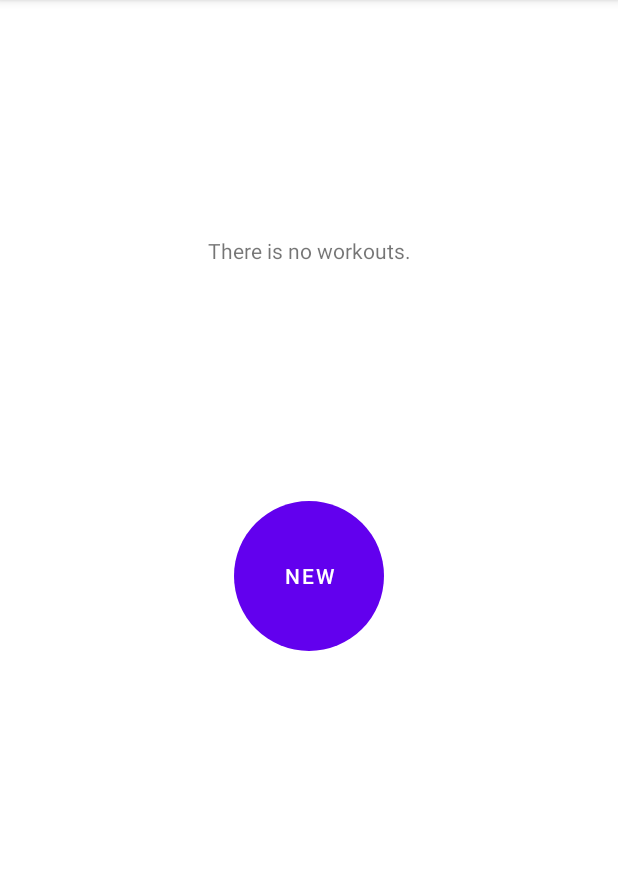
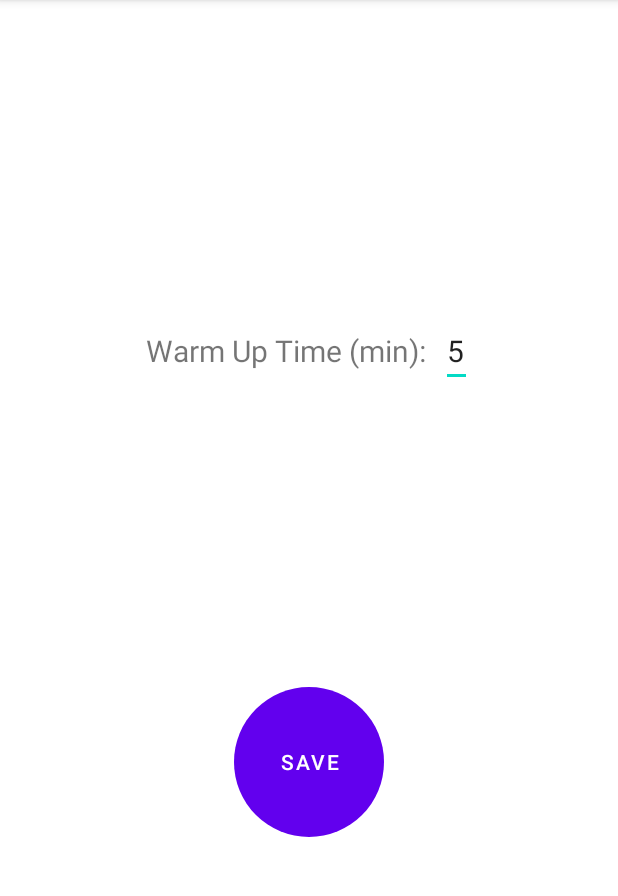
Before and after one commit to vieira-rodrigo/c25k, an Android app: the screen it shows after launch (MainActivity), in the options menu, after a tap on "Settings", on a phone screen of 412 x 824 dp, the part 84-980 px from its top. Run offline under Robolectric (Android 15) with nearby library versions, the phone set to English and light mode, and no system bars.

Commit message:
Set warm up time in settings

```diff
--- /dev/null
+++ b/app/src/main/java/com/rev/c25k/model/Settings.java
@@ -0,0 +1,29 @@
+package com.rev.c25k.model;
+
+import android.content.Context;
+import android.content.SharedPreferences;
+
+import static android.content.Context.MODE_PRIVATE;
+
+public class Settings {
+    public static final String PREFERENCES = "user_preferences";
+    private static final String SETTINGS_WARM_UP = "SETTINGS_WARM_UP";
+    private static final String DEFAULT_WARM_UP_TIME = "5";
+
+    public static String getWarmUpTime(Context context) {
+        SharedPreferences preferences = context.getSharedPreferences(PREFERENCES, MODE_PRIVATE);
+
+        if (!preferences.contains(SETTINGS_WARM_UP)) {
+            return DEFAULT_WARM_UP_TIME;
+        }
+
+        return preferences.getString(SETTINGS_WARM_UP, DEFAULT_WARM_UP_TIME);
+    }
+
+    public static void saveWarmUpTime(String warmUpTime, Context context) {
+        SharedPreferences preferences = context.getSharedPreferences(PREFERENCES, MODE_PRIVATE);
+        SharedPreferences.Editor editor = preferences.edit();
+        editor.putString(SETTINGS_WARM_UP, warmUpTime);
+        editor.apply();
+    }
+}
--- a/app/src/main/java/com/rev/c25k/view/ChronometerFragment.java
+++ b/app/src/main/java/com/rev/c25k/view/ChronometerFragment.java
@@ -18,6 +18,7 @@ import androidx.annotation.NonNull;
 import androidx.fragment.app.Fragment;
 
 import com.rev.c25k.R;
+import com.rev.c25k.model.Settings;
 import com.rev.c25k.model.Status;
 import com.rev.c25k.model.T5KWeeks;
 import com.rev.c25k.model.Training;
@@ -167,8 +168,8 @@ public class ChronometerFragment extends Fragment {
     private long getBase() {
         switch (mCurrentAction) {
             case ACTION_WARM_UP:
-                long mWarmUpTime = 5;//180; //TODO get time from settings
-                return mWarmUpTime * 1000;
+                int mWarmUpTime = Integer.parseInt(Settings.getWarmUpTime(requireContext()));
+                return mWarmUpTime * 60 * 1000;
             case ACTION_WALK:
                 return mWeek.getSecondsToWalk() * 1000;
             default:
--- a/app/src/main/java/com/rev/c25k/view/MainActivity.java
+++ b/app/src/main/java/com/rev/c25k/view/MainActivity.java
@@ -1,6 +1,8 @@
 package com.rev.c25k.view;
 
+import android.app.PendingIntent;
 import android.os.Bundle;
+import android.util.Log;
 import android.view.Menu;
 import android.view.MenuItem;
 import android.view.WindowManager;
@@ -8,6 +10,7 @@ import android.view.WindowManager;
 import androidx.appcompat.app.AppCompatActivity;
 import androidx.appcompat.widget.Toolbar;
 import androidx.fragment.app.Fragment;
+import androidx.navigation.NavDeepLinkBuilder;
 import androidx.navigation.fragment.NavHostFragment;
 
 import com.rev.c25k.R;
@@ -34,10 +37,24 @@ public class MainActivity extends AppCompatActivity {
         int id = item.getItemId();
 
         if (id == R.id.action_settings) {
+            openSettingsFragment();
             return true;
         }
 
         return super.onOptionsItemSelected(item);
+    }
+
+    private void openSettingsFragment() {
+        PendingIntent pendingIntent = new NavDeepLinkBuilder(this.getApplicationContext())
+                .setGraph(R.navigation.nav_graph)
+                .setDestination(R.id.SettingsFragment)
+                .createPendingIntent();
+
+        try {
+            pendingIntent.send();
+        } catch (PendingIntent.CanceledException e) {
+            Log.e(String.valueOf(this.getClass()), e.toString());
+        }
     }
 
     @Override
@@ -47,6 +64,7 @@ public class MainActivity extends AppCompatActivity {
 
         if (navHostFragment == null) {
             super.onBackPressed();
+            return;
         }
 
         Fragment currentFragment = navHostFragment.getChildFragmentManager().getFragments().get(0);
--- /dev/null
+++ b/app/src/main/java/com/rev/c25k/view/SettingsFragment.java
@@ -0,0 +1,53 @@
+package com.rev.c25k.view;
+
+import android.content.Context;
+import android.os.Bundle;
+import android.view.LayoutInflater;
+import android.view.View;
+import android.view.ViewGroup;
+import android.widget.EditText;
+import android.widget.Toast;
+
+import androidx.annotation.NonNull;
+import androidx.annotation.Nullable;
+import androidx.fragment.app.Fragment;
+
+import com.rev.c25k.R;
+import com.rev.c25k.model.Settings;
+
+public class SettingsFragment extends Fragment {
+
+    @Override
+    public void onCreate(Bundle savedInstanceState) {
+        super.onCreate(savedInstanceState);
+    }
+
+    @Override
+    public View onCreateView(LayoutInflater inflater, ViewGroup container,
+                             Bundle savedInstanceState) {
+        return inflater.inflate(R.layout.fragment_settings, container, false);
+    }
+
+    @Override
+    public void onViewCreated(@NonNull View view, @Nullable Bundle savedInstanceState) {
+        super.onViewCreated(view, savedInstanceState);
+        retrievePreferences(view);
+        configSaveButton(view);
+    }
+
+    private void retrievePreferences(View view) {
+        EditText warmUpText = view.findViewById(R.id.edit_text_warm_up);
+        warmUpText.setText(Settings.getWarmUpTime(requireContext()));
+    }
+
+    private void configSaveButton(View view) {
+        view.findViewById(R.id.button_save).setOnClickListener(v -> save());
+    }
+
+    private void save() {
+        Context context = requireContext();
+        EditText warmUpText = requireView().findViewById(R.id.edit_text_warm_up);
+        Settings.saveWarmUpTime(warmUpText.getText().toString(), context);
+        Toast.makeText(context, R.string.settings_saved, Toast.LENGTH_SHORT).show();
+    }
+}
--- /dev/null
+++ b/app/src/main/res/layout/fragment_settings.xml
@@ -0,0 +1,49 @@
+<?xml version="1.0" encoding="utf-8"?>
+<androidx.constraintlayout.widget.ConstraintLayout xmlns:android="http://schemas.android.com/apk/res/android"
+    xmlns:tools="http://schemas.android.com/tools"
+    android:layout_width="match_parent"
+    android:layout_height="match_parent"
+    xmlns:app="http://schemas.android.com/apk/res-auto"
+    android:padding="@dimen/settings_padding"
+    tools:context=".view.SettingsFragment">
+
+    <LinearLayout
+        android:id="@+id/layout_warm_up"
+        android:layout_width="wrap_content"
+        android:layout_height="wrap_content"
+        android:gravity="center_vertical"
+        tools:ignore="UselessParent"
+        app:layout_constraintBottom_toTopOf="@id/button_save"
+        app:layout_constraintEnd_toEndOf="parent"
+        app:layout_constraintStart_toStartOf="parent"
+        app:layout_constraintTop_toTopOf="parent">
+
+        <TextView
+            android:id="@+id/text_view_warm_up"
+            android:layout_width="wrap_content"
+            android:layout_height="wrap_content"
+            android:labelFor="@id/edit_text_warm_up"
+            android:text="@string/warm_up_time"
+            android:textSize="@dimen/warm_up_text_size" />
+
+        <EditText
+            android:id="@+id/edit_text_warm_up"
+            android:layout_width="wrap_content"
+            android:layout_height="wrap_content"
+            android:layout_marginStart="@dimen/warm_up_edit_text_marginStart"
+            android:autofillHints="@string/time"
+            android:inputType="number"
+            android:textSize="@dimen/warm_up_text_size" />
+    </LinearLayout>
+
+    <Button
+        android:id="@+id/button_save"
+        android:layout_width="wrap_content"
+        android:layout_height="wrap_content"
+        android:text="@string/save"
+        android:background="@drawable/circle_button"
+        app:layout_constraintBottom_toBottomOf="parent"
+        app:layout_constraintEnd_toEndOf="parent"
+        app:layout_constraintStart_toStartOf="parent"
+        app:layout_constraintTop_toBottomOf="@id/layout_warm_up" />
+</androidx.constraintlayout.widget.ConstraintLayout>
--- a/app/src/main/res/navigation/nav_graph.xml
+++ b/app/src/main/res/navigation/nav_graph.xml
@@ -34,4 +34,9 @@
             android:id="@+id/action_Chronometer_to_HomeFragment"
             app:destination="@id/HomeFragment" />
     </fragment>
+    <fragment
+        android:id="@+id/SettingsFragment"
+        android:name="com.rev.c25k.view.SettingsFragment"
+        android:label="@string/settings_fragment_label"
+        tools:layout="@layout/fragment_settings" />
 </navigation>
--- a/app/src/main/res/values/dimens.xml
+++ b/app/src/main/res/values/dimens.xml
@@ -19,4 +19,7 @@
     <dimen name="workout_item_layout_height">90dp</dimen>
     <dimen name="workout_item_margin">5dp</dimen>
     <dimen name="workout_status_icon_size">50dp</dimen>
+    <dimen name="warm_up_text_size">20sp</dimen>
+    <dimen name="settings_padding">10dp</dimen>
+    <dimen name="warm_up_edit_text_marginStart">10dp</dimen>
 </resources>
--- a/app/src/main/res/values/strings.xml
+++ b/app/src/main/res/values/strings.xml
@@ -31,4 +31,10 @@
 
     <string name="seconds">Seconds</string>
     <string name="minutes">Minutes</string>
+
+    <!-- Settings Fragment -->
+    <string name="warm_up_time">Warm Up Time (min):</string>
+    <string name="settings_fragment_label">Settings Fragment</string>
+    <string name="save">Save</string>
+    <string name="settings_saved">Settings Saved!</string>
 </resources>
```
